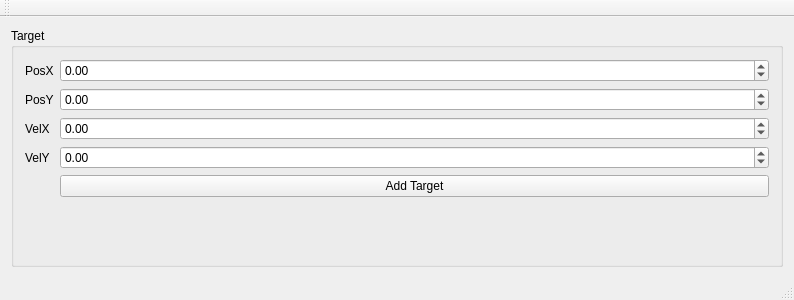
The window that TargetSimulator/Example/mainwindow.ui (rotace/sample_qt) describes before a commit, drawn with Qt 5.
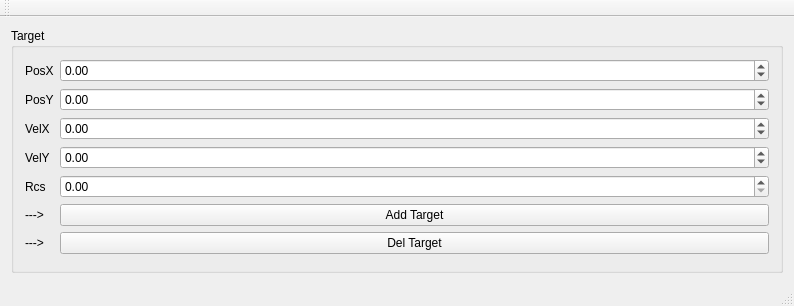
The same window after the commit.

```diff
--- a/TargetSimulator/Example/mainwindow.ui
+++ b/TargetSimulator/Example/mainwindow.ui
@@ -7,7 +7,7 @@
     <x>0</x>
     <y>0</y>
     <width>794</width>
-    <height>300</height>
+    <height>306</height>
    </rect>
   </property>
   <property name="windowTitle">
@@ -89,13 +89,44 @@
          </property>
         </widget>
        </item>
-       <item row="4" column="1">
+       <item row="5" column="1">
         <widget class="QPushButton" name="addTargetPushButton">
          <property name="text">
           <string>Add Target</string>
          </property>
         </widget>
        </item>
+       <item row="5" column="0">
+        <widget class="QLabel" name="addLabel">
+         <property name="text">
+          <string>---&gt;</string>
+         </property>
+        </widget>
+       </item>
+       <item row="4" column="0">
+        <widget class="QLabel" name="rcsLabel">
+         <property name="text">
+          <string>Rcs</string>
+         </property>
+        </widget>
+       </item>
+       <item row="4" column="1">
+        <widget class="QDoubleSpinBox" name="rcsDoubleSpinBox"/>
+       </item>
+       <item row="6" column="0">
+        <widget class="QLabel" name="delLabel">
+         <property name="text">
+          <string>---&gt;</string>
+         </property>
+        </widget>
+       </item>
+       <item row="6" column="1">
+        <widget class="QPushButton" name="delPushButton">
+         <property name="text">
+          <string>Del Target</string>
+         </property>
+        </widget>
+       </item>
       </layout>
      </widget>
     </item>
```
